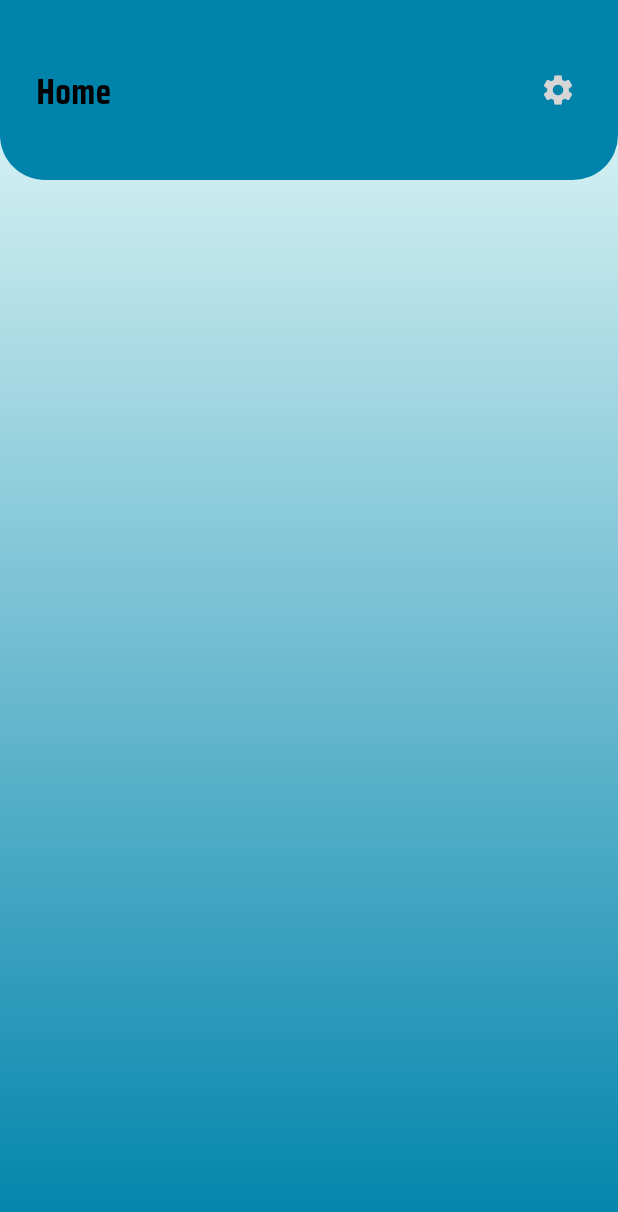
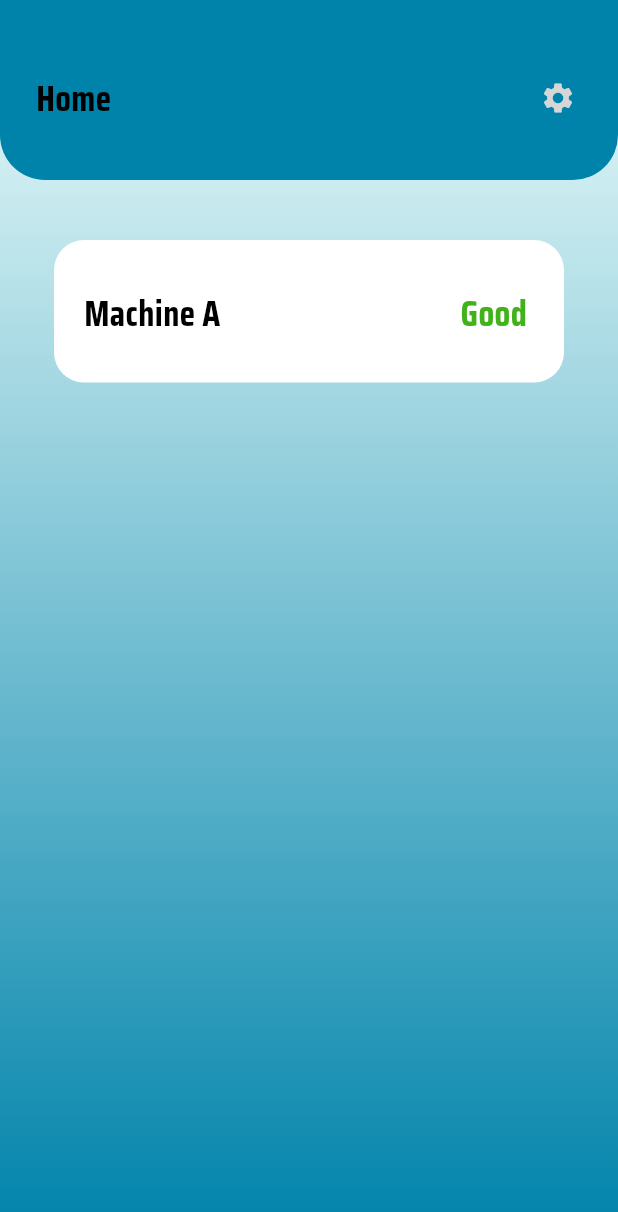
Before and after one commit to Zodiactz/Wality, a Flutter app: the HomePage screen opened directly, on a phone screen of 412 x 824 dp. Shown: the top 1212 px of the screen. Run offline on Flutter 3.47's test engine with Material 3 defaults, Android fonts, the phone set to English and light mode, and no system bars.

Commit message:
Add machinebox and will be doing navbar later

```diff
--- a/wality_application/lib/InsideApp/HomePage.dart
+++ b/wality_application/lib/InsideApp/HomePage.dart
@@ -1,5 +1,8 @@
 import 'package:flutter/material.dart';
+import 'package:flutter/widgets.dart';
 import 'package:wality_application/InsideApp/SettingPage.dart';
+import 'package:wality_application/widget/NavBar.dart';
+import 'package:wality_application/widget/MachineBox.dart';
 
 class HomePage extends StatefulWidget {
   const HomePage({Key? key}) : super(key: key);
@@ -43,6 +46,8 @@ class _HomePageState extends State<HomePage> {
                     topRight: Radius.zero,
                   ),
                 ),
+                child: Padding(
+                  padding: const EdgeInsets.only(top: 10),
                   child: Row(
                     mainAxisAlignment: MainAxisAlignment.spaceBetween,
                     children: [
@@ -79,6 +84,11 @@ class _HomePageState extends State<HomePage> {
                   ),
                 ),
               ),
+            ),
+            Padding(
+              padding: const EdgeInsets.only(top: 160),
+              child: MachineBox()
+            ),
           ],
         ),
       ),
--- /dev/null
+++ b/wality_application/lib/widget/MachineBox.dart
@@ -0,0 +1,69 @@
+import 'package:flutter/material.dart';
+import 'package:wality_application/InsideApp/SettingPage.dart';
+
+class MachineBox extends StatefulWidget {
+  const MachineBox({super.key});
+
+  @override
+  State<MachineBox> createState() => _MachineBoxState();
+}
+
+class _MachineBoxState extends State<MachineBox> {
+  @override
+  Widget build(BuildContext context) {
+    return Scaffold(
+      body: Container(
+        child: GestureDetector(
+          onTap: () {
+            Navigator.pushReplacement(
+              context,
+              MaterialPageRoute(builder: (context) => const SettingPage()),
+            );
+          },
+          child: Center(
+                  child: Column(
+                    children: [
+                      Container(
+                        width: 340,
+                        height: 95,
+                        decoration: const BoxDecoration(
+                            color: Color(0xFFFFFFFF),
+                            shape: BoxShape.rectangle,
+                            borderRadius: BorderRadius.all(Radius.circular(20))),
+                        child: Padding(
+                          padding: const EdgeInsets.only(top:1, left: 20),
+                          child: Row(
+                            children: [
+                              Text(
+                                'Machine A',
+                                style: TextStyle(
+                                  fontSize: 24,
+                                  fontFamily: 'SairaCondensed',
+                                  color: Colors.black,
+                                  fontWeight: FontWeight.bold,
+                                ),
+                              ),
+                              Padding(
+                                padding: const EdgeInsets.only(left: 160),
+                                child: Text(
+                                  'Good',
+                                  style: TextStyle(
+                                    fontSize: 24,
+                                    fontFamily: 'SairaCondensed',
+                                    color: Color(0xFF42B21B),
+                                    fontWeight: FontWeight.bold,
+                                  ),
+                                ),
+                              ),
+                            ],
+                          ),
+                        ),
+                      ),
+                    ],
+                  ),
+                ),
+        ),
+      )
+    );
+  }
+}
```
Also changed, not shown: wality_application/lib/widget/NavBar.dart (added, +50 -0 lines). Lines whose indentation alone changed are shown as unchanged.
